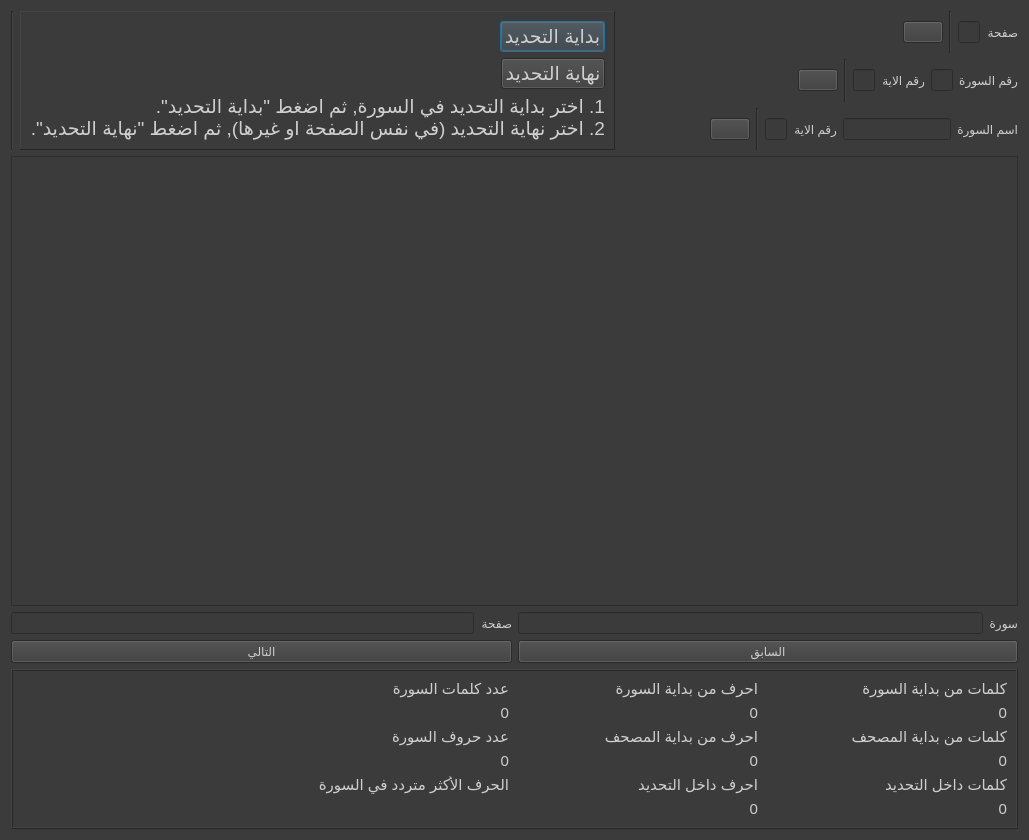
Before: the Qt Designer form gui/mushaf_view.ui in masalha-alaa/quran-counter, drawn with Qt 5.
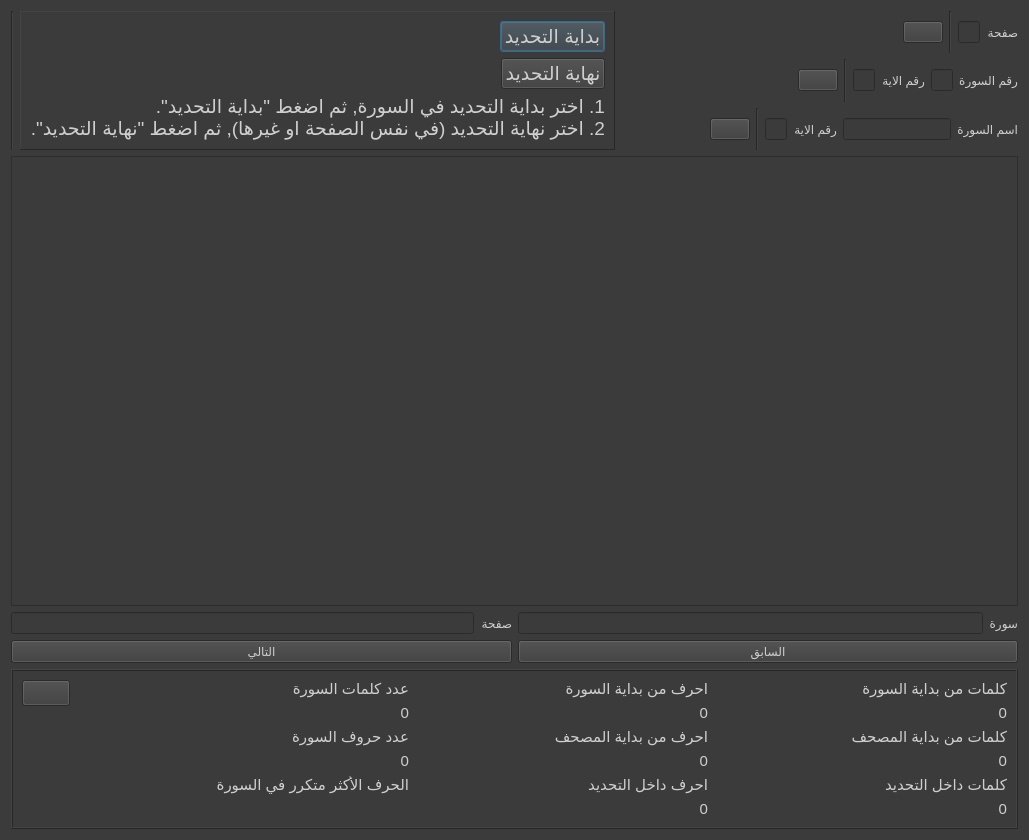
After: the same form once the commit is applied. Icons and pictures are not drawn.

Commit message: "Reset stats" button

```diff
--- a/gui/mushaf_view.ui
+++ b/gui/mushaf_view.ui
@@ -18,7 +18,7 @@
 color: rgb(207, 207, 207);
 font: 400 18pt &quot;Calibri&quot;;</string>
   </property>
-  <layout class="QVBoxLayout" name="verticalLayout_15">
+  <layout class="QVBoxLayout" name="verticalLayout_18" stretch="5,1">
    <item>
     <layout class="QVBoxLayout" name="verticalLayout" stretch="0,0,0">
      <item>
@@ -466,8 +466,147 @@
      <property name="frameShadow">
       <enum>QFrame::Raised</enum>
      </property>
-     <layout class="QGridLayout" name="gridLayout" columnstretch="1,1,1,1">
+     <layout class="QGridLayout" name="gridLayout" columnstretch="0,0,6,6,6">
+      <item row="0" column="1">
+       <spacer name="horizontalSpacer_6">
+        <property name="orientation">
+         <enum>Qt::Horizontal</enum>
+        </property>
+        <property name="sizeHint" stdset="0">
+         <size>
+          <width>40</width>
+          <height>20</height>
+         </size>
+        </property>
+       </spacer>
+      </item>
+      <item row="2" column="2">
+       <layout class="QVBoxLayout" name="verticalLayout_14">
+        <item>
+         <widget class="QLabel" name="label_13">
+          <property name="text">
+           <string>الحرف الأكثر متكرر في السورة</string>
+          </property>
+         </widget>
+        </item>
+        <item>
+         <widget class="QLabel" name="mostRepeatedLetter">
+          <property name="text">
+           <string> </string>
+          </property>
+         </widget>
+        </item>
+       </layout>
+      </item>
+      <item row="1" column="2">
+       <layout class="QVBoxLayout" name="verticalLayout_13">
+        <item>
+         <widget class="QLabel" name="label_3">
+          <property name="text">
+           <string>عدد حروف السورة</string>
+          </property>
+         </widget>
+        </item>
+        <item>
+         <widget class="QLabel" name="surahLettersNum">
+          <property name="text">
+           <string>0</string>
+          </property>
+          <property name="alignment">
+           <set>Qt::AlignRight|Qt::AlignTrailing|Qt::AlignVCenter</set>
+          </property>
+         </widget>
+        </item>
+       </layout>
+      </item>
+      <item row="2" column="3">
+       <layout class="QVBoxLayout" name="verticalLayout_6">
+        <item>
+         <widget class="QLabel" name="label_9">
+          <property name="text">
+           <string>احرف داخل التحديد</string>
+          </property>
+         </widget>
+        </item>
+        <item>
+         <widget class="QLabel" name="lettersInSelection">
+          <property name="text">
+           <string>0</string>
+          </property>
+          <property name="alignment">
+           <set>Qt::AlignRight|Qt::AlignTrailing|Qt::AlignVCenter</set>
+          </property>
+         </widget>
+        </item>
+       </layout>
+      </item>
       <item row="1" column="3">
+       <layout class="QVBoxLayout" name="verticalLayout_5">
+        <item>
+         <widget class="QLabel" name="label_8">
+          <property name="text">
+           <string>احرف من بداية المصحف</string>
+          </property>
+         </widget>
+        </item>
+        <item>
+         <widget class="QLabel" name="lettersFromBeginOfMushaf">
+          <property name="text">
+           <string>0</string>
+          </property>
+          <property name="alignment">
+           <set>Qt::AlignRight|Qt::AlignTrailing|Qt::AlignVCenter</set>
+          </property>
+         </widget>
+        </item>
+       </layout>
+      </item>
+      <item row="0" column="2">
+       <layout class="QVBoxLayout" name="verticalLayout_12">
+        <item>
+         <widget class="QLabel" name="label_2">
+          <property name="text">
+           <string>عدد كلمات السورة</string>
+          </property>
+         </widget>
+        </item>
+        <item>
+         <widget class="QLabel" name="surahWordsNum">
+          <property name="text">
+           <string>0</string>
+          </property>
+          <property name="alignment">
+           <set>Qt::AlignRight|Qt::AlignTrailing|Qt::AlignVCenter</set>
+          </property>
+         </widget>
+        </item>
+       </layout>
+      </item>
+      <item row="0" column="3">
+       <layout class="QVBoxLayout" name="verticalLayout_4">
+        <item>
+         <widget class="QLabel" name="label_7">
+          <property name="layoutDirection">
+           <enum>Qt::LeftToRight</enum>
+          </property>
+          <property name="text">
+           <string>احرف من بداية السورة</string>
+          </property>
+         </widget>
+        </item>
+        <item>
+         <widget class="QLabel" name="lettersFromBeginOfSurah">
+          <property name="text">
+           <string>0</string>
+          </property>
+          <property name="alignment">
+           <set>Qt::AlignRight|Qt::AlignTrailing|Qt::AlignVCenter</set>
+          </property>
+         </widget>
+        </item>
+       </layout>
+      </item>
+      <item row="1" column="4">
        <layout class="QVBoxLayout" name="verticalLayout_8">
         <item>
          <widget class="QLabel" name="label_11">
@@ -488,7 +627,7 @@
         </item>
        </layout>
       </item>
-      <item row="2" column="3">
+      <item row="2" column="4">
        <layout class="QVBoxLayout" name="verticalLayout_9">
         <item>
          <widget class="QLabel" name="label_12">
@@ -509,7 +648,7 @@
         </item>
        </layout>
       </item>
-      <item row="0" column="3">
+      <item row="0" column="4">
        <layout class="QVBoxLayout" name="verticalLayout_7">
         <item>
          <widget class="QLabel" name="label_10">
@@ -530,129 +669,31 @@
         </item>
        </layout>
       </item>
-      <item row="0" column="2">
-       <layout class="QVBoxLayout" name="verticalLayout_4">
+      <item row="0" column="0">
+       <layout class="QVBoxLayout" name="verticalLayout_17">
         <item>
-         <widget class="QLabel" name="label_7">
-          <property name="layoutDirection">
-           <enum>Qt::LeftToRight</enum>
-          </property>
+         <widget class="QPushButton" name="resetStatsButton">
           <property name="text">
-           <string>احرف من بداية السورة</string>
+           <string/>
           </property>
-         </widget>
-        </item>
-        <item>
-         <widget class="QLabel" name="lettersFromBeginOfSurah">
-          <property name="text">
-           <string>0</string>
+          <property name="icon">
+           <iconset resource="resources/resources.qrc">
+            <normaloff>:/reset-icon.png</normaloff>:/reset-icon.png</iconset>
           </property>
-          <property name="alignment">
-           <set>Qt::AlignRight|Qt::AlignTrailing|Qt::AlignVCenter</set>
-          </property>
          </widget>
         </item>
-       </layout>
-      </item>
-      <item row="1" column="2">
-       <layout class="QVBoxLayout" name="verticalLayout_5">
         <item>
-         <widget class="QLabel" name="label_8">
-          <property name="text">
-           <string>احرف من بداية المصحف</string>
+         <spacer name="verticalSpacer">
+          <property name="orientation">
+           <enum>Qt::Vertical</enum>
           </property>
-         </widget>
-        </item>
-        <item>
-         <widget class="QLabel" name="lettersFromBeginOfMushaf">
-          <property name="text">
-           <string>0</string>
+          <property name="sizeHint" stdset="0">
+           <size>
+            <width>20</width>
+            <height>40</height>
+           </size>
           </property>
-          <property name="alignment">
-           <set>Qt::AlignRight|Qt::AlignTrailing|Qt::AlignVCenter</set>
-          </property>
-         </widget>
-        </item>
-       </layout>
-      </item>
-      <item row="0" column="1">
-       <layout class="QVBoxLayout" name="verticalLayout_12">
-        <item>
-         <widget class="QLabel" name="label_2">
-          <property name="text">
-           <string>عدد كلمات السورة</string>
-          </property>
-         </widget>
-        </item>
-        <item>
-         <widget class="QLabel" name="surahWordsNum">
-          <property name="text">
-           <string>0</string>
-          </property>
-          <property name="alignment">
-           <set>Qt::AlignRight|Qt::AlignTrailing|Qt::AlignVCenter</set>
-          </property>
-         </widget>
-        </item>
-       </layout>
-      </item>
-      <item row="1" column="1">
-       <layout class="QVBoxLayout" name="verticalLayout_13">
-        <item>
-         <widget class="QLabel" name="label_3">
-          <property name="text">
-           <string>عدد حروف السورة</string>
-          </property>
-         </widget>
-        </item>
-        <item>
-         <widget class="QLabel" name="surahLettersNum">
-          <property name="text">
-           <string>0</string>
-          </property>
-          <property name="alignment">
-           <set>Qt::AlignRight|Qt::AlignTrailing|Qt::AlignVCenter</set>
-          </property>
-         </widget>
-        </item>
-       </layout>
-      </item>
-      <item row="2" column="2">
-       <layout class="QVBoxLayout" name="verticalLayout_6">
-        <item>
-         <widget class="QLabel" name="label_9">
-          <property name="text">
-           <string>احرف داخل التحديد</string>
-          </property>
-         </widget>
-        </item>
-        <item>
-         <widget class="QLabel" name="lettersInSelection">
-          <property name="text">
-           <string>0</string>
-          </property>
-          <property name="alignment">
-           <set>Qt::AlignRight|Qt::AlignTrailing|Qt::AlignVCenter</set>
-          </property>
-         </widget>
-        </item>
-       </layout>
-      </item>
-      <item row="2" column="1">
-       <layout class="QVBoxLayout" name="verticalLayout_14">
-        <item>
-         <widget class="QLabel" name="label_13">
-          <property name="text">
-           <string>الحرف الأكثر متردد في السورة</string>
-          </property>
-         </widget>
-        </item>
-        <item>
-         <widget class="QLabel" name="mostRepeatedLetter">
-          <property name="text">
-           <string> </string>
-          </property>
-         </widget>
+         </spacer>
         </item>
        </layout>
       </item>
```
The commit also changes 5 other files.
